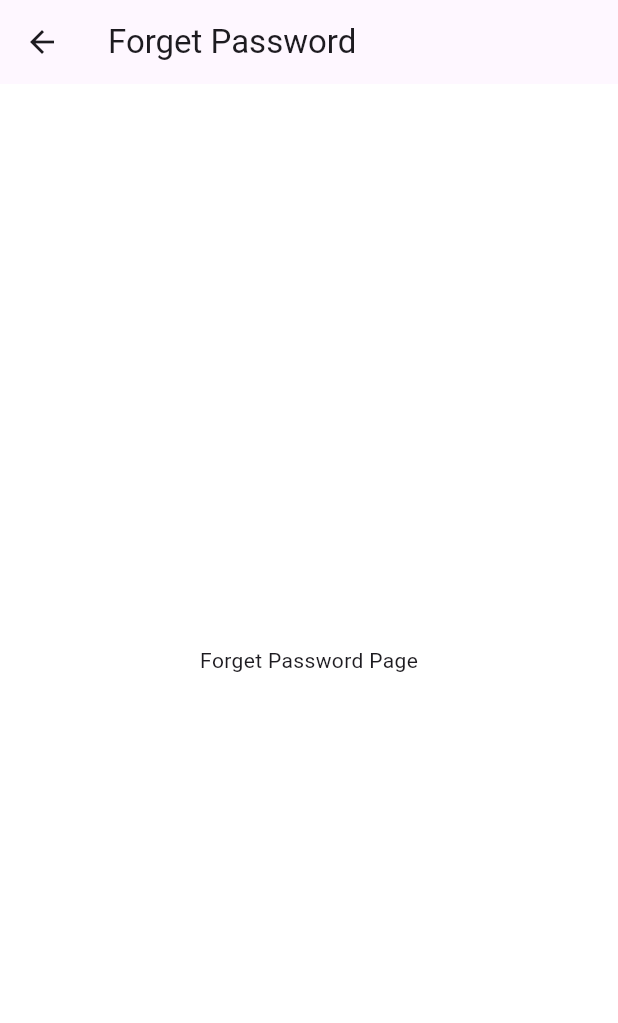
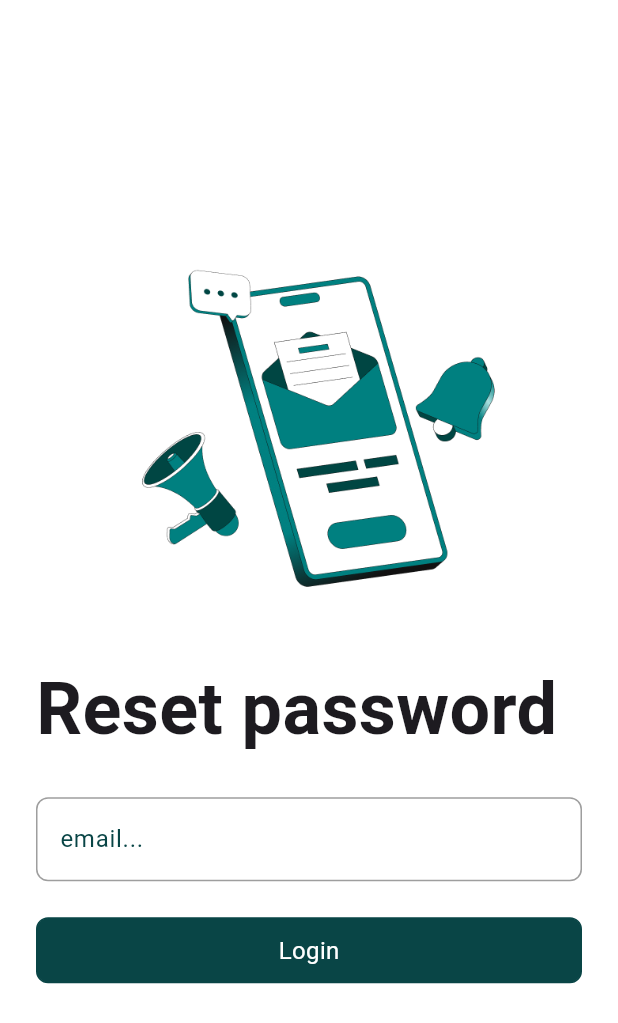
Before and after one commit to MohamedAlaga/gammal_tech_final_exam, a Flutter app: the screen it shows after launch, after a tap on "Forget Password?", on a phone screen of 412 x 824 dp. Shown: the top 1023 px of the screen. Run offline on Flutter 3.47's test engine with Material 3 defaults, Android fonts, the phone set to English and light mode, and no system bars; our stand-ins replace dartz, equatable, get_it.

Commit message:
eidt Login ,signup, forgetpass screens.. and textfield component

```diff
--- a/lib/presentation/screens/forget_password_screen.dart
+++ b/lib/presentation/screens/forget_password_screen.dart
@@ -1,4 +1,6 @@
 import 'package:flutter/material.dart';
+import 'package:gammal_tech_final_exam/presentation/components/custom_button.dart';
+import 'package:gammal_tech_final_exam/presentation/components/custom_text_field.dart';
 
 class ForgetPasswordScreen extends StatelessWidget {
   const ForgetPasswordScreen({super.key});
@@ -7,11 +9,42 @@ class ForgetPasswordScreen extends StatelessWidget {
   Widget build(BuildContext context) {
     return Scaffold(
       backgroundColor: Colors.white,
-      appBar: AppBar(
-        title: const Text('Forget Password'),
-      ),
-      body: Center(
-        child: Text('Forget Password Page'),
+      body: Padding(
+        padding: const EdgeInsets.all(24),
+        child: Center(
+          child: SingleChildScrollView(
+            child: Column(
+              crossAxisAlignment: CrossAxisAlignment.stretch,
+              children: [
+                Image.asset(
+                  'assets/forget_password_photo.png',
+                  width: 256,
+                  height: 270,
+                ),
+                const SizedBox(height: 24),
+                const Text(
+                  "Reset password",
+                  style: TextStyle(fontSize: 48, fontWeight: FontWeight.bold),
+                  textAlign: TextAlign.start,
+                ),
+                const SizedBox(height: 24),
+                const CustomTextField(hint: "email..."),
+                const SizedBox(height: 24),
+                CustomButton(
+                  text: "Login",
+                  textColor: Colors.white,
+                  buttonColor: const Color(0xff094546),
+                  borderColor: const Color(0xff094546),
+                  height: 44,
+                  width: 312,
+                  borderRadius: 8,
+                  onTap: () {},
+                ),
+                const SizedBox(height: 24),
+              ],
+            ),
+          ),
+        ),
       ),
     );
   }
--- a/lib/presentation/screens/login_screen.dart
+++ b/lib/presentation/screens/login_screen.dart
@@ -13,7 +13,7 @@ class LoginScreen extends StatelessWidget {
     return Scaffold(
       backgroundColor: Colors.white,
       body: Padding(
-        padding: const EdgeInsets.all(16.0),
+        padding: const EdgeInsets.all(24),
         child: Center(
           child: SingleChildScrollView(
             child: Column(
@@ -25,21 +25,21 @@ class LoginScreen extends StatelessWidget {
                   height: 270,
                 ),
                 const SizedBox(height: 24),
-                Text(
+                const Text(
                   "Login",
                   style: TextStyle(fontSize: 48, fontWeight: FontWeight.bold),
                   textAlign: TextAlign.start,
                 ),
                 const SizedBox(height: 24),
-                CustomTextField(hint: "email..."),
+                const CustomTextField(hint: "email..."),
                 const SizedBox(height: 12),
-                CustomTextField(hint: "password...", isPassword: true),
+                const CustomTextField(hint: "password...", isPassword: true),
                 const SizedBox(height: 24),
                 CustomButton(
                   text: "Login",
                   textColor: Colors.white,
-                  buttonColor: Color(0xff094546),
-                  borderColor: Color(0xff094546),
+                  buttonColor: const Color(0xff094546),
+                  borderColor: const Color(0xff094546),
                   height: 44,
                   width: 312,
                   borderRadius: 8,
@@ -68,7 +68,7 @@ class LoginScreen extends StatelessWidget {
                       mainAxisAlignment: MainAxisAlignment.center,
                       children: [
                         const Text("Don't have an account?"),
-                        SizedBox(width: 4),
+                        const SizedBox(width: 4),
                         GestureDetector(
                           onTap: () {
                             // Navigate to SignUpScreen
```
Also changed, not shown: lib/presentation/screens/signup_screen.dart (+16 -29 lines), assets/forget_password_photo.png (added), assets/signup_photo.png (added).
